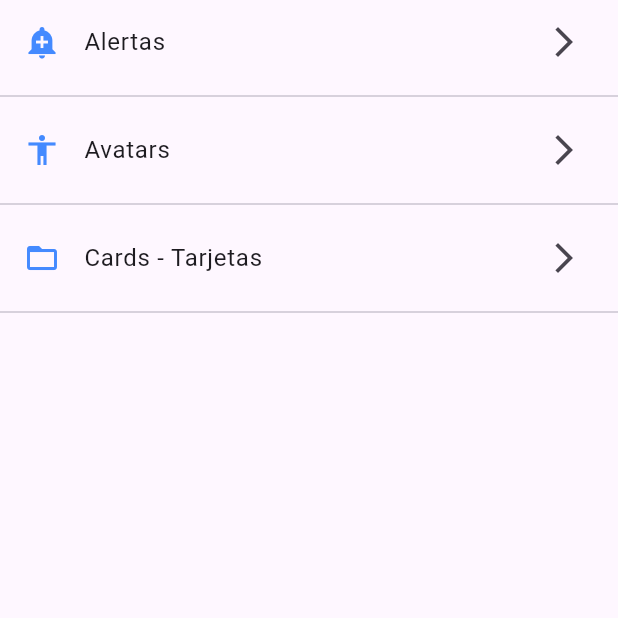
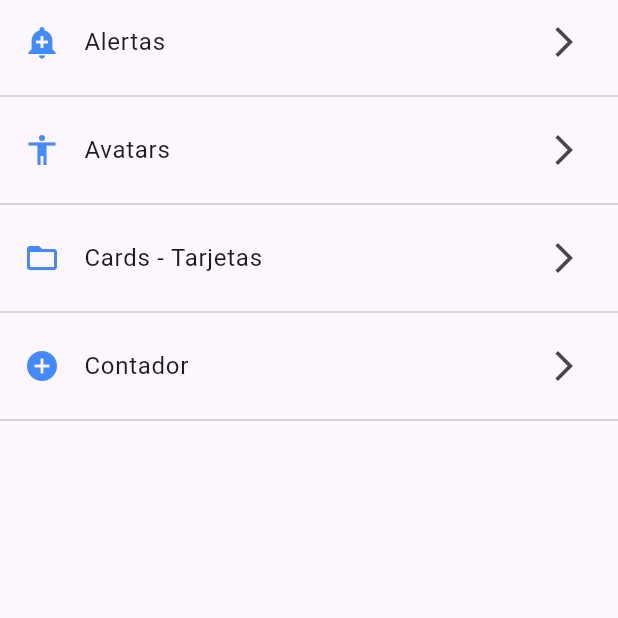
Before and after one commit to HuertaEnzoAriel/Proyecto-Flutter-PPM, a Flutter app: the screen it shows after launch, on a phone screen of 412 x 824 dp, the top half of it. Run offline on Flutter 3.47's test engine with Material 3 defaults, Android fonts, the light colour scheme and no system bars.

Commit message:
contador hecho

```diff
--- a/ejercicio componentes/app_components/data/menu_opts.json
+++ b/ejercicio componentes/app_components/data/menu_opts.json
@@ -14,6 +14,11 @@
             "ruta" : "card",
             "icon" : "folder_open",
             "texto": "Cards - Tarjetas"
+        },
+        {
+            "ruta" : "contador",
+            "icon" : "add_circle",
+            "texto": "Contador"
         }
     ]
 }
--- a/ejercicio componentes/app_components/lib/src/routes/routes.dart
+++ b/ejercicio componentes/app_components/lib/src/routes/routes.dart
@@ -1,15 +1,17 @@
+import 'package:app_components/src/pages/contador_page.dart';
 import 'package:flutter/material.dart';
+
 import '../pages/alert_page.dart';
 import '../pages/avatar_page.dart';
 import '../pages/cards_page.dart';
 import '../pages/home_page.dart';
 
-
-Map<String,WidgetBuilder> getAplicationsRoutes(){
-  return <String,WidgetBuilder>{
+Map<String, WidgetBuilder> getAplicationsRoutes() {
+  return <String, WidgetBuilder>{
     "/": (BuildContext context) => const HomePage(),
-    "alert":(BuildContext context) => const AlertPage(),
-    "avatar":(BuildContext context) => const AvatarPage(),
-    "card":(BuildContext context) => const CardsPage(),
+    "alert": (BuildContext context) => const AlertPage(),
+    "avatar": (BuildContext context) => const AvatarPage(),
+    "card": (BuildContext context) => const CardsPage(),
+    "contador": (BuildContext context) => const ContadorPage(),
   };
 }
```
Also changed, not shown: ejercicio componentes/app_components/lib/src/pages/contador_page.dart (added, +39 -0 lines), ejercicio componentes/app_components/lib/src/utils/icon_string_util.dart (+6 -6 lines).
